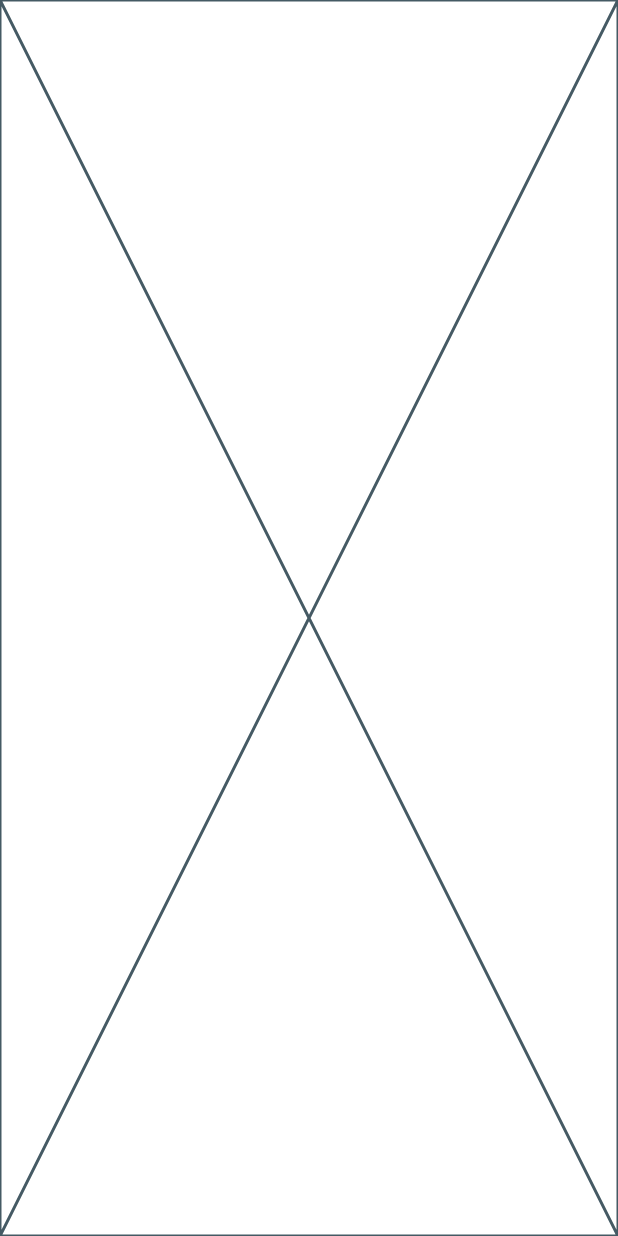
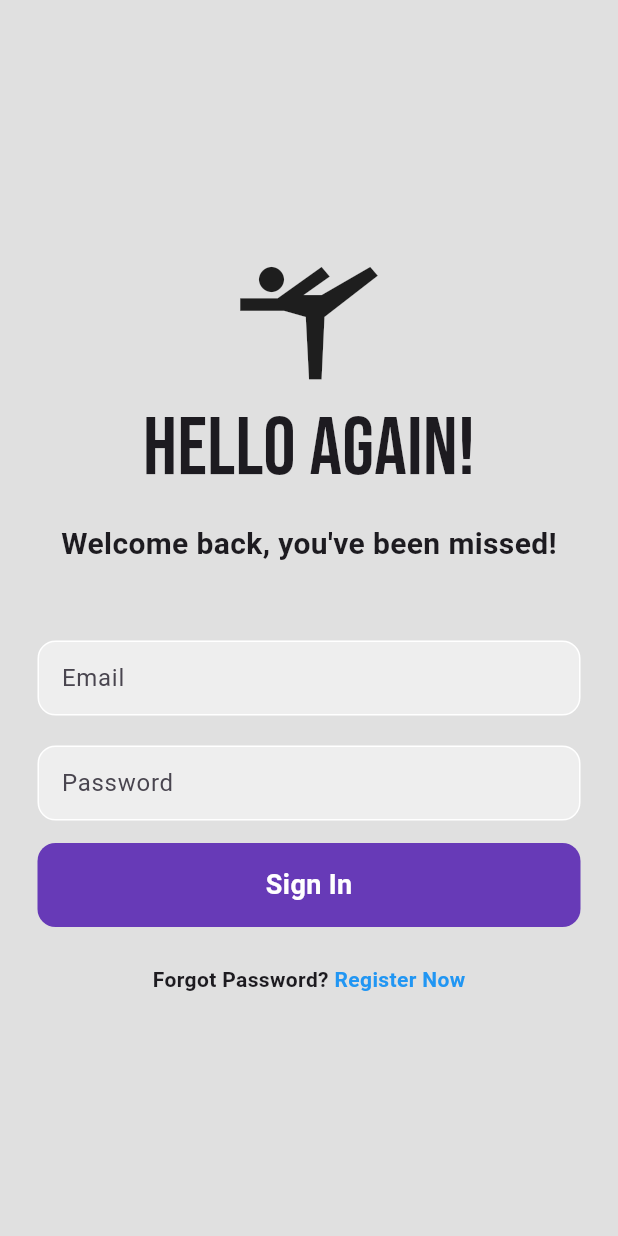
Before and after one commit to rishithamenush/FirebaseApp, a Flutter app: the screen it shows after launch, on a phone screen of 412 x 824 dp. Run offline on Flutter 3.47's test engine with Material 3 defaults, Android fonts, the phone set to English and light mode, and no system bars; our stand-ins replace google_fonts.

Commit message:
update the login page

```diff
--- a/lib/login_page.dart
+++ b/lib/login_page.dart
@@ -1,4 +1,6 @@
 import 'package:flutter/cupertino.dart';
+import 'package:flutter/material.dart';
+import 'package:google_fonts/google_fonts.dart';
 
 class LoginPage extends StatefulWidget {
   const LoginPage({super.key});
@@ -10,6 +12,107 @@ class LoginPage extends StatefulWidget {
 class _LoginPageState extends State<LoginPage> {
   @override
   Widget build(BuildContext context) {
-    return const Placeholder();
+    return Scaffold(
+      backgroundColor: Colors.grey[300],
+      body: SafeArea(
+        child: Center(
+          child: Column(
+            mainAxisAlignment: MainAxisAlignment.center,
+            children: [
+              const Icon(
+                Icons.sports_gymnastics,
+                size: 100,
+              ),
+              //login animation
+              Text("Hello Again!",
+              style: GoogleFonts.bebasNeue(
+                fontSize: 54
+              ),),
+              const SizedBox(height: 10,),
+
+              const Text("Welcome back, you\'ve been missed!",
+                style: TextStyle(
+                  fontWeight: FontWeight.bold,
+                  fontSize: 20,
+                ),),
+
+              const SizedBox(height: 50,),
+
+              //email textfield
+              Padding(
+                padding: const EdgeInsets.symmetric(horizontal: 25.0),
+                child: Container(
+                  decoration: BoxDecoration(
+                    color: Colors.grey[200],
+                    border: Border.all(color: Colors.white),
+                    borderRadius: BorderRadius.circular(12)
+                  ),
+                  child: const TextField(
+                    decoration: InputDecoration(
+                      border: InputBorder.none,
+                      hintText: "Email",
+                      contentPadding: EdgeInsets.only(left: 15),
+                    ),
+                  ),
+                ),
+              ),
+              const SizedBox(height: 20,),
+
+              //password Textfield
+              Padding(
+                padding: const EdgeInsets.symmetric(horizontal: 25.0),
+                child: Container(
+                  decoration: BoxDecoration(
+                      color: Colors.grey[200],
+                      border: Border.all(color: Colors.white),
+                      borderRadius: BorderRadius.circular(12)
+                  ),
+                  child: const TextField(
+                    obscureText: true,
+                    decoration: InputDecoration(
+                      border: InputBorder.none,
+                      hintText: "Password",
+                      contentPadding: EdgeInsets.only(left: 15),
+                    ),
+                  ),
+                ),
+              ),
+              const SizedBox(height: 15,),
+              //sign in button
+              Padding(
+                padding: const EdgeInsets.symmetric(horizontal: 25),
+                child: Container(
+                  padding: EdgeInsets.all(15),
+                  decoration: BoxDecoration(color: Colors.deepPurple,
+                  borderRadius: BorderRadius.circular(12)),
+                  child: const Center(
+                    child: Text("Sign In",
+                    style: TextStyle(color: Colors.white,
+                    fontWeight: FontWeight.bold,
+                    fontSize: 18),),
+                  ),
+                ),
+              ),
+              const SizedBox(height: 25,),
+              //not a member? register now
+              Row(
+                mainAxisAlignment: MainAxisAlignment.center,
+                children: [
+                  Text("Forgot Password? ",
+                  style: TextStyle(
+                    fontWeight: FontWeight.bold
+                  ),),
+                  Text("Register Now",
+                  style: TextStyle(
+                    color: Colors.blue,
+                    fontWeight: FontWeight.bold
+                  ),),
+                ],
+              )
+            ],
+          ),
+        ),
+      ),
+    );
   }
 }
--- a/pubspec.yaml
+++ b/pubspec.yaml
@@ -36,6 +36,7 @@ dependencies:
   # Use with the CupertinoIcons class for iOS style icons.
   cupertino_icons: ^1.0.8
   firebase_auth: ^5.3.1
+  google_fonts: ^6.2.1
 
 dev_dependencies:
   flutter_test:
```
Also changed, not shown: pubspec.lock, 1 other file.
